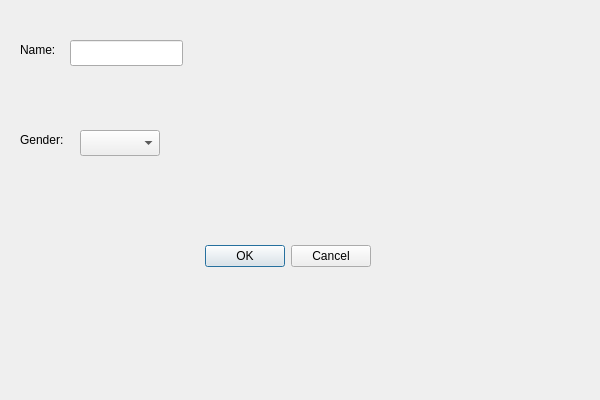
Before: the Qt Designer form initialdata.ui in kbeni00/VirtualLife, drawn with Qt 5.
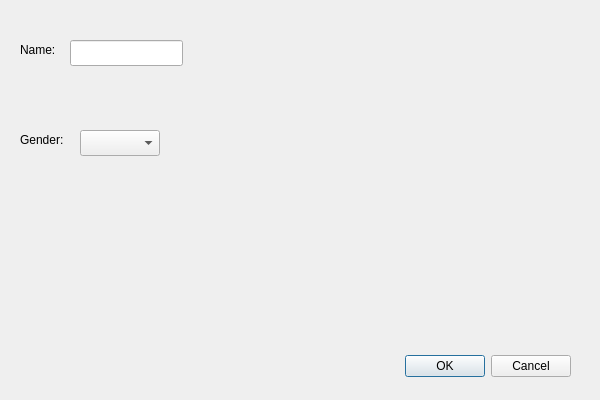
After: the same form once the commit is applied.

Diff of the .ui file:
```diff
--- a/initialdata.ui
+++ b/initialdata.ui
@@ -18,8 +18,8 @@
   </property>
   <property name="maximumSize">
    <size>
-    <width>800</width>
-    <height>800</height>
+    <width>600</width>
+    <height>400</height>
    </size>
   </property>
   <property name="windowTitle">
@@ -28,8 +28,8 @@
   <widget class="QDialogButtonBox" name="buttonBox">
    <property name="geometry">
     <rect>
-     <x>30</x>
-     <y>240</y>
+     <x>230</x>
+     <y>350</y>
      <width>341</width>
      <height>32</height>
     </rect>
```
